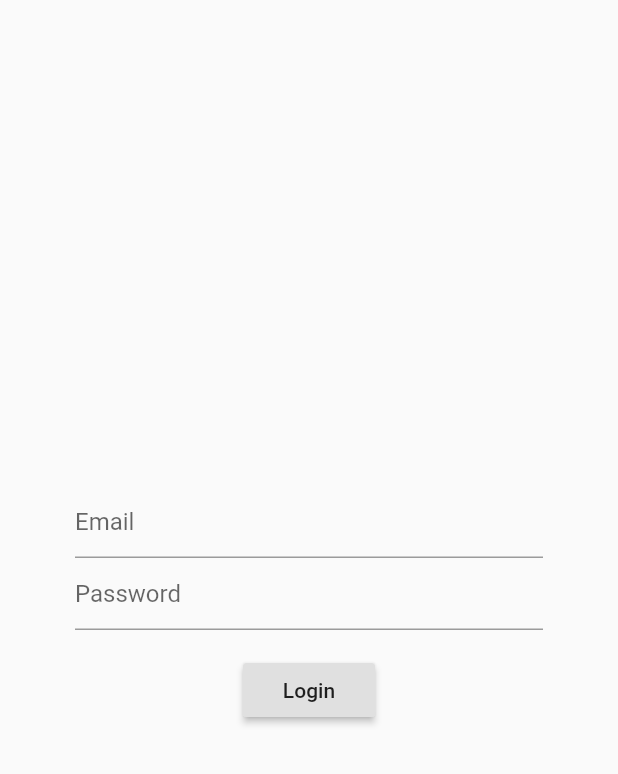
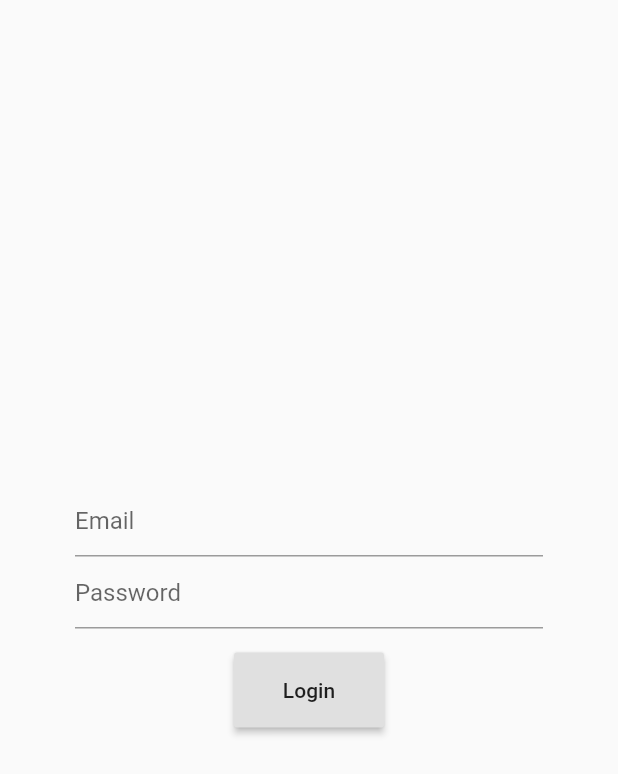
Before and after one commit to ics042/flutter_chat, a Flutter app: the screen it shows after launch, on a phone screen of 412 x 824 dp. Shown: the top 774 px of the screen. Run offline on Flutter 3.47's test engine with Material 2 defaults, Android fonts, the phone set to English and light mode, and no system bars; our stand-ins replace cloud_firestore, firebase_auth; accounts and stored records are empty.

Commit message:
updte login

```diff
--- a/lib/main.dart
+++ b/lib/main.dart
@@ -2,8 +2,8 @@ import 'package:flutter/cupertino.dart';
 import 'package:flutter/foundation.dart';
 import 'package:flutter/material.dart';
 
+import 'package:flutter_chat/ui/auth/login_page.dart';
 import 'package:flutter_chat/ui/chat/chat_page.dart';
-import 'package:flutter_chat/ui/auth/login_page.dart';
 
 void main() {
   runApp(ChatApp());
@@ -29,7 +29,7 @@ class ChatApp extends StatelessWidget {
           ? kIOSTheme
           : kDefaultTheme,
       routes: {
-        '/chat': (BuildContext context) => ChatPage()
+        '/chat': (context) => ChatPage()
       },
       home: LoginPage(),
     );
--- a/lib/ui/auth/login_page.dart
+++ b/lib/ui/auth/login_page.dart
@@ -73,7 +73,10 @@ class _LoginState extends State<_Login> {
             Padding(
               padding: const EdgeInsets.symmetric(vertical: 16.0),
               child: Center(
-                child: RaisedButton(
+                child: SizedBox(
+                  width: 100.0,
+                  height: 50.0,
+                  child: RaisedButton(
                   onPressed: () {
                     if (_formKey.currentState.validate()) {
                       _login();
@@ -83,7 +86,7 @@ class _LoginState extends State<_Login> {
                     }
                   },
                   child: _isSubmitting ? CircularProgressIndicator() : Text('Login'),
-                ),
+                ),),
               ),
             ),
           ],
--- a/lib/ui/chat/chat_page.dart
+++ b/lib/ui/chat/chat_page.dart
@@ -15,6 +15,9 @@ class _ChatPageState extends State<ChatPage> {
   bool _isComposing = false;
 
   void _handleSubmitted(String text) {
+    Firestore.instance.collection('chat').document()
+        .setData({ 'message': _textController.text});
+    _textController.text = null;
   }
 
   Widget _buildTextComposer() {
@@ -84,7 +87,7 @@ class _ChatPageState extends State<ChatPage> {
                 stream: Firestore.instance.collection('chat').snapshots(),
                 builder:
                     (BuildContext context, AsyncSnapshot<QuerySnapshot> snapshot) {
-                  if (!snapshot.hasData) return Text('Loading...');
+                  if (!snapshot.hasData) return Center(child:Text('Loading...'));
                   final List<ChatMessage> _messages = <ChatMessage>[];
                   _messages.addAll(
                       snapshot.data.documents.map((DocumentSnapshot document) {
```
Also changed, not shown: pubspec.yaml (+11 -0 lines), 9 other files. Lines whose indentation alone changed are shown as unchanged.
